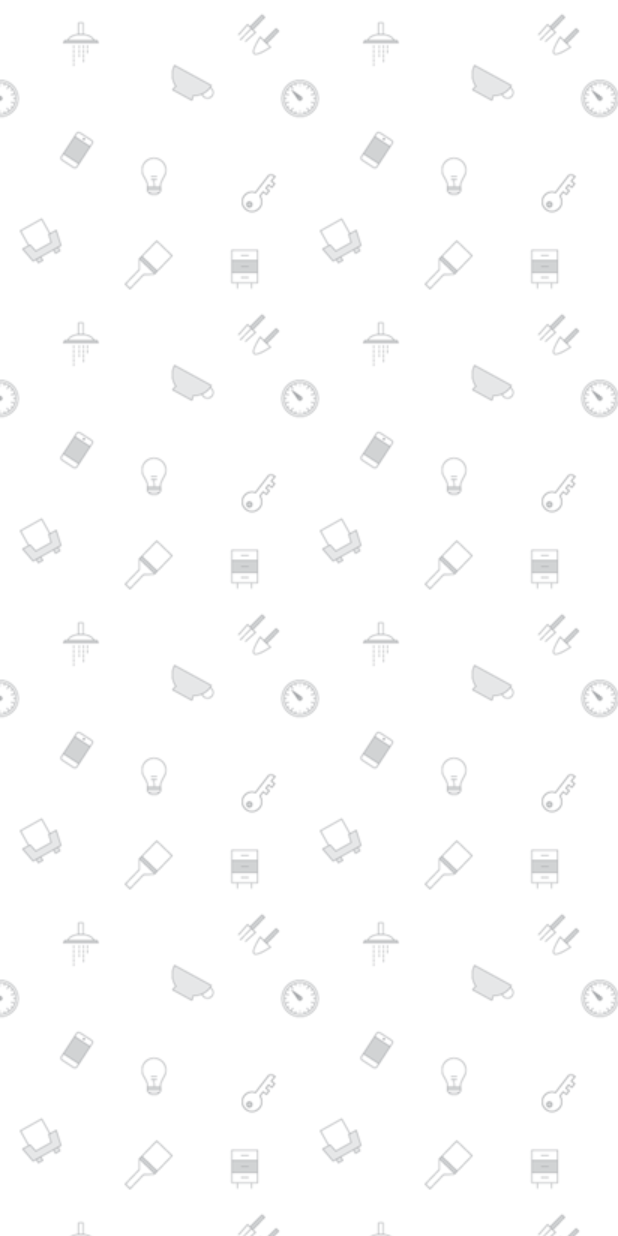
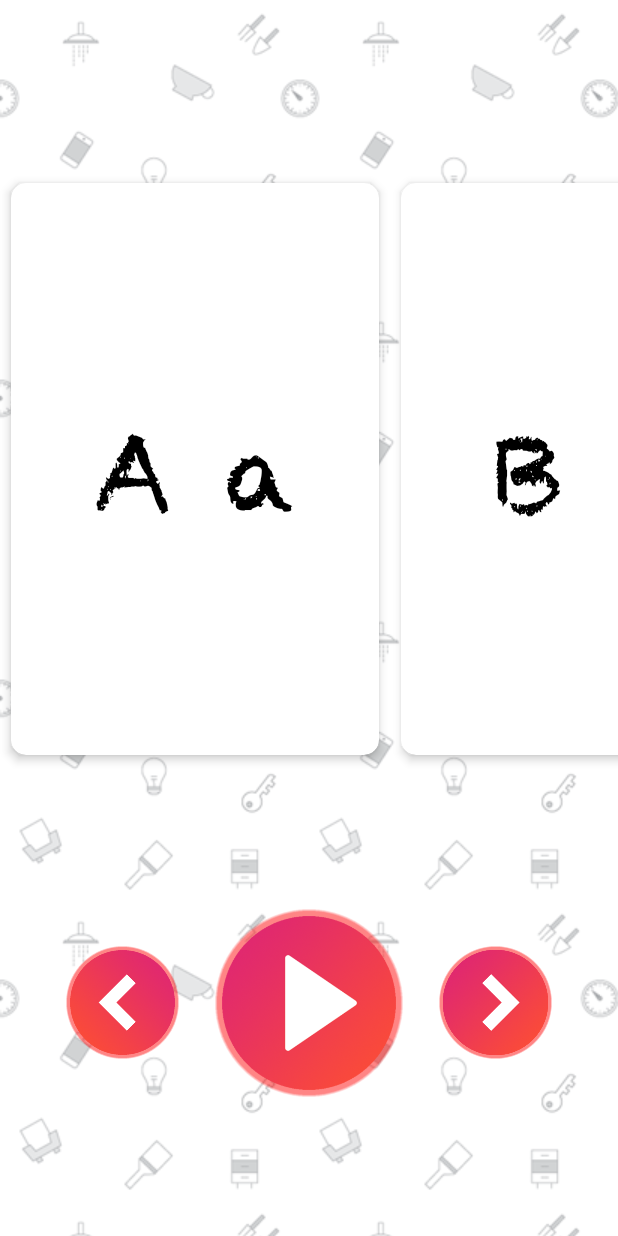
Before and after one commit to jainakshansh/MadHouse-Kids-Learning-App, an Android app: the AlphabetsActivity screen opened directly, with no data from a screen before it, on a phone screen of 412 x 824 dp. Run offline under Robolectric (Android 15) with nearby library versions, the phone set to English and light mode, and no system bars.

Commit message:
Completed Alphabets Activity

```diff
--- /dev/null
+++ b/app/src/main/java/com/madhouseapp/kidslearningapp/Adapters/AlphabetAdapter.java
@@ -0,0 +1,58 @@
+package com.madhouseapp.kidslearningapp.Adapters;
+
+import android.content.Context;
+import android.graphics.Typeface;
+import android.support.v7.widget.RecyclerView;
+import android.view.LayoutInflater;
+import android.view.View;
+import android.view.ViewGroup;
+import android.widget.TextView;
+
+import com.madhouseapp.kidslearningapp.Object.AlphabetItem;
+import com.madhouseapp.kidslearningapp.R;
+
+import java.util.List;
+
+/**
+ * Created by Akshansh on 05-10-2017.
+ */
+
+public class AlphabetAdapter extends RecyclerView.Adapter<AlphabetAdapter.AlphabetViewHolder> {
+
+    private Context context;
+    private List<AlphabetItem> alphabetItemList;
+    private Typeface chalkDuster;
+
+    public class AlphabetViewHolder extends RecyclerView.ViewHolder {
+        private TextView textView;
+
+        public AlphabetViewHolder(View view) {
+            super(view);
+            textView = view.findViewById(R.id.alphabet_text);
+        }
+    }
+
+    public AlphabetAdapter(Context context, List<AlphabetItem> alphabetItemList) {
+        this.context = context;
+        this.alphabetItemList = alphabetItemList;
+        chalkDuster = Typeface.createFromAsset(context.getAssets(), "fonts/chalkduster.ttf");
+    }
+
+    @Override
+    public AlphabetViewHolder onCreateViewHolder(ViewGroup parent, int viewType) {
+        View view = LayoutInflater.from(parent.getContext()).inflate(R.layout.alphabet_item, parent, false);
+        return new AlphabetViewHolder(view);
+    }
+
+    @Override
+    public void onBindViewHolder(AlphabetViewHolder holder, int position) {
+        AlphabetItem item = alphabetItemList.get(position);
+        holder.textView.setText(item.getAlphabet());
+        holder.textView.setTypeface(chalkDuster);
+    }
+
+    @Override
+    public int getItemCount() {
+        return alphabetItemList.size();
+    }
+}
--- a/app/src/main/java/com/madhouseapp/kidslearningapp/AlphabetsActivity.java
+++ b/app/src/main/java/com/madhouseapp/kidslearningapp/AlphabetsActivity.java
@@ -2,15 +2,32 @@ package com.madhouseapp.kidslearningapp;
 
 import android.os.Bundle;
 import android.support.v7.app.AppCompatActivity;
+import android.support.v7.widget.DefaultItemAnimator;
+import android.support.v7.widget.LinearLayoutManager;
+import android.support.v7.widget.LinearSnapHelper;
+import android.support.v7.widget.RecyclerView;
+import android.support.v7.widget.SnapHelper;
+import android.view.View;
 import android.view.Window;
 import android.view.WindowManager;
+import android.widget.ImageView;
+
+import com.madhouseapp.kidslearningapp.Adapters.AlphabetAdapter;
+import com.madhouseapp.kidslearningapp.Helper.CenterZoomLayoutManager;
+import com.madhouseapp.kidslearningapp.Object.AlphabetItem;
 
 import java.util.ArrayList;
 import java.util.List;
 
 public class AlphabetsActivity extends AppCompatActivity {
 
-    private List<String> alphabetsList;
+    private List<AlphabetItem> alphabetsList;
+    private RecyclerView alphabetRecycler;
+    private AlphabetAdapter adapter;
+    private CenterZoomLayoutManager centerZoomLayoutManager;
+
+    private ImageView previous, play, next;
+    private int counter = 0;
 
     @Override
     protected void onCreate(Bundle savedInstanceState) {
@@ -23,34 +40,81 @@ public class AlphabetsActivity extends AppCompatActivity {
 
         alphabetsList = new ArrayList<>();
         initList();
+        adapter = new AlphabetAdapter(this, alphabetsList);
+        centerZoomLayoutManager = new CenterZoomLayoutManager(this, LinearLayoutManager.HORIZONTAL, false);
+
+        alphabetRecycler = (RecyclerView) findViewById(R.id.recycler_alphabets);
+        previous = (ImageView) findViewById(R.id.previous_alphabets);
+        play = (ImageView) findViewById(R.id.play_alphabets);
+        next = (ImageView) findViewById(R.id.next_alphabets);
+
+        alphabetRecycler.setLayoutManager(centerZoomLayoutManager);
+        alphabetRecycler.setItemAnimator(new DefaultItemAnimator());
+        alphabetRecycler.setAdapter(adapter);
+
+        previous.setOnClickListener(new View.OnClickListener() {
+            @Override
+            public void onClick(View view) {
+                counter--;
+                if (counter < 0) {
+                    counter = alphabetsList.size() - 1;
+                    alphabetRecycler.scrollToPosition(counter);
+                } else {
+                    alphabetRecycler.smoothScrollToPosition(counter);
+                }
+            }
+        });
+
+        next.setOnClickListener(new View.OnClickListener() {
+            @Override
+            public void onClick(View view) {
+                counter++;
+                if (counter > alphabetsList.size() - 1) {
+                    counter = 0;
+                    alphabetRecycler.scrollToPosition(counter);
+                } else {
+                    alphabetRecycler.smoothScrollToPosition(counter);
+                }
+            }
+        });
+
+        alphabetRecycler.smoothScrollToPosition(counter);
+        SnapHelper snapHelper = new LinearSnapHelper();
+        snapHelper.attachToRecyclerView(alphabetRecycler);
     }
 
     private void initList() {
-        alphabetsList.add("A a");
-        alphabetsList.add("B b");
-        alphabetsList.add("C c");
-        alphabetsList.add("D d");
-        alphabetsList.add("E e");
-        alphabetsList.add("F f");
-        alphabetsList.add("G g");
-        alphabetsList.add("H h");
-        alphabetsList.add("I i");
-        alphabetsList.add("J j");
-        alphabetsList.add("K k");
-        alphabetsList.add("L l");
-        alphabetsList.add("M m");
-        alphabetsList.add("N n");
-        alphabetsList.add("O o");
-        alphabetsList.add("P p");
-        alphabetsList.add("Q q");
-        alphabetsList.add("R r");
-        alphabetsList.add("S s");
-        alphabetsList.add("T t");
-        alphabetsList.add("U u");
-        alphabetsList.add("V v");
-        alphabetsList.add("W w");
-        alphabetsList.add("X x");
-        alphabetsList.add("Y y");
-        alphabetsList.add("Z z");
+        alphabetsList.add(new AlphabetItem("A a"));
+        alphabetsList.add(new AlphabetItem("B b"));
+        alphabetsList.add(new AlphabetItem("C c"));
+        alphabetsList.add(new AlphabetItem("D d"));
+        alphabetsList.add(new AlphabetItem("E e"));
+        alphabetsList.add(new AlphabetItem("F f"));
+        alphabetsList.add(new AlphabetItem("G g"));
+        alphabetsList.add(new AlphabetItem("H h"));
+        alphabetsList.add(new AlphabetItem("I i"));
+        alphabetsList.add(new AlphabetItem("J j"));
+        alphabetsList.add(new AlphabetItem("K k"));
+        alphabetsList.add(new AlphabetItem("L l"));
+        alphabetsList.add(new AlphabetItem("M m"));
+        alphabetsList.add(new AlphabetItem("N n"));
+        alphabetsList.add(new AlphabetItem("O o"));
+        alphabetsList.add(new AlphabetItem("P p"));
+        alphabetsList.add(new AlphabetItem("Q q"));
+        alphabetsList.add(new AlphabetItem("R r"));
+        alphabetsList.add(new AlphabetItem("S s"));
+        alphabetsList.add(new AlphabetItem("T t"));
+        alphabetsList.add(new AlphabetItem("U u"));
+        alphabetsList.add(new AlphabetItem("V v"));
+        alphabetsList.add(new AlphabetItem("W w"));
+        alphabetsList.add(new AlphabetItem("X x"));
+        alphabetsList.add(new AlphabetItem("Y y"));
+        alphabetsList.add(new AlphabetItem("Z z"));
+    }
+
+    @Override
+    public void onBackPressed() {
+        super.onBackPressed();
+        finish();
     }
 }
--- /dev/null
+++ b/app/src/main/java/com/madhouseapp/kidslearningapp/Object/AlphabetItem.java
@@ -0,0 +1,21 @@
+package com.madhouseapp.kidslearningapp.Object;
+
+/**
+ * Created by Akshansh on 05-10-2017.
+ */
+
+public class AlphabetItem {
+
+    private String alphabet;
+
+    private AlphabetItem() {
+    }
+
+    public AlphabetItem(String alphabet) {
+        this.alphabet = alphabet;
+    }
+
+    public String getAlphabet() {
+        return alphabet;
+    }
+}
--- a/app/src/main/res/layout/activity_alphabets.xml
+++ b/app/src/main/res/layout/activity_alphabets.xml
@@ -1,9 +1,60 @@
 <?xml version="1.0" encoding="utf-8"?>
 <android.support.constraint.ConstraintLayout xmlns:android="http://schemas.android.com/apk/res/android"
+    xmlns:app="http://schemas.android.com/apk/res-auto"
     xmlns:tools="http://schemas.android.com/tools"
     android:layout_width="match_parent"
     android:layout_height="match_parent"
     android:background="@drawable/bg_pattern"
     tools:context=".AlphabetsActivity">
 
+    <android.support.v7.widget.RecyclerView
+        android:id="@+id/recycler_alphabets"
+        android:layout_width="0dp"
+        android:layout_height="wrap_content"
+        android:layout_marginTop="36dp"
+        app:layout_constraintBottom_toTopOf="@+id/parent_alphabets"
+        app:layout_constraintLeft_toLeftOf="parent"
+        app:layout_constraintRight_toRightOf="parent"
+        app:layout_constraintTop_toTopOf="parent" />
+
+    <LinearLayout
+        android:id="@+id/parent_alphabets"
+        android:layout_width="0dp"
+        android:layout_height="wrap_content"
+        android:layout_margin="16dp"
+        android:gravity="center"
+        android:orientation="horizontal"
+        app:layout_constraintBottom_toBottomOf="parent"
+        app:layout_constraintLeft_toLeftOf="parent"
+        app:layout_constraintRight_toRightOf="parent"
+        app:layout_constraintTop_toBottomOf="@+id/recycler_alphabets">
+
+        <ImageView
+            android:id="@+id/previous_alphabets"
+            android:layout_width="75dp"
+            android:layout_height="75dp"
+            android:layout_gravity="center"
+            android:layout_marginEnd="24dp"
+            android:contentDescription="@string/select"
+            android:src="@drawable/left_button" />
+
+        <ImageView
+            android:id="@+id/play_alphabets"
+            android:layout_width="125dp"
+            android:layout_height="125dp"
+            android:layout_gravity="center"
+            android:contentDescription="@string/select"
+            android:src="@drawable/center_button" />
+
+        <ImageView
+            android:id="@+id/next_alphabets"
+            android:layout_width="75dp"
+            android:layout_height="75dp"
+            android:layout_gravity="center"
+            android:layout_marginStart="24dp"
+            android:contentDescription="@string/select"
+            android:src="@drawable/right_button" />
+
+    </LinearLayout>
+
 </android.support.constraint.ConstraintLayout>
--- /dev/null
+++ b/app/src/main/res/layout/alphabet_item.xml
@@ -0,0 +1,23 @@
+<?xml version="1.0" encoding="utf-8"?>
+<android.support.v7.widget.CardView xmlns:android="http://schemas.android.com/apk/res/android"
+    xmlns:app="http://schemas.android.com/apk/res-auto"
+    xmlns:tools="http://schemas.android.com/tools"
+    android:layout_width="260dp"
+    android:layout_height="400dp"
+    app:cardCornerRadius="10dp"
+    app:cardElevation="4dp"
+    app:cardMaxElevation="4dp"
+    app:cardPreventCornerOverlap="true"
+    app:cardUseCompatPadding="true">
+
+    <TextView
+        android:id="@+id/alphabet_text"
+        android:layout_width="match_parent"
+        android:layout_height="match_parent"
+        android:layout_margin="16dp"
+        android:gravity="center"
+        android:textColor="@android:color/black"
+        android:textSize="70sp"
+        tools:text="A a" />
+
+</android.support.v7.widget.CardView>
```
Also changed, not shown: app/src/main/assets/fonts/chalkduster.ttf (added).
